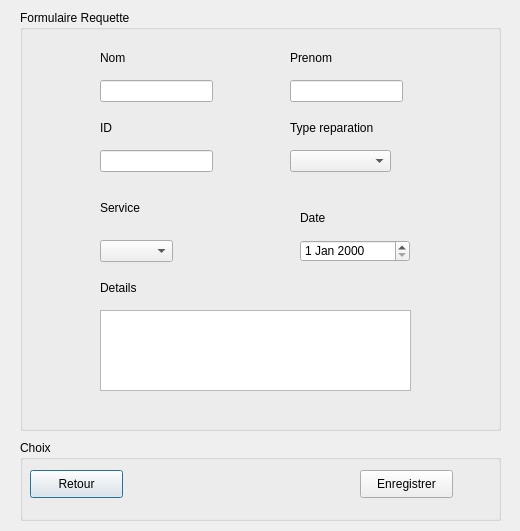
Qt form Khalil/addwidget.ui (khalil-ch/E-Health_2A1) before a commit.
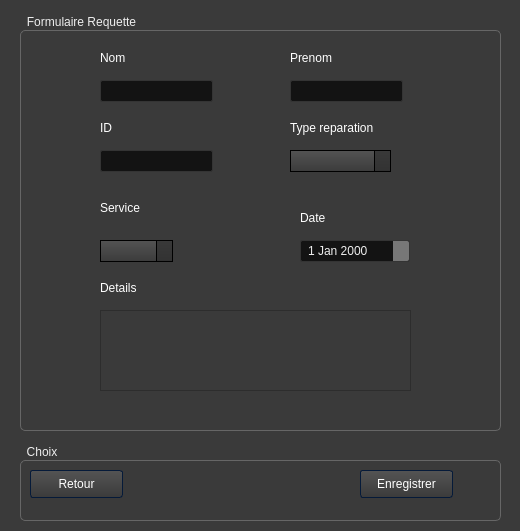
The same form after that commit. Icons and pictures are not drawn.

The edit to the form file:
```diff
--- a/Khalil/addwidget.ui
+++ b/Khalil/addwidget.ui
@@ -13,6 +13,964 @@
   <property name="windowTitle">
    <string>Dialog</string>
   </property>
+  <property name="styleSheet">
+   <string notr="true">/*-----QWidget-----*/
+QWidget
+{
+	background-color: #3a3a3a;
+	color: #fff;
+	selection-background-color: #b78620;
+	selection-color: #000;
+
+}
+
+
+/*-----QLabel-----*/
+QLabel
+{
+	background-color: transparent;
+	color: #fff;
+
+}
+
+
+/*-----QMenuBar-----*/
+QMenuBar 
+{
+	background-color: qlineargradient(spread:repeat, x1:1, y1:0, x2:1, y2:1, stop:0 rgba(57, 57, 57, 255),stop:1 rgba(50, 50, 50, 255));
+	border: 1px solid #000;
+	color: #fff;
+
+}
+
+
+QMenuBar::item 
+{
+	background-color: transparent;
+
+}
+
+
+QMenuBar::item:selected 
+{
+	background-color: rgba(183, 134, 32, 20%);
+	border: 1px solid #b78620;
+	color: #fff;
+
+}
+
+
+QMenuBar::item:pressed 
+{
+	background-color: rgb(183, 134, 32);
+	border: 1px solid #b78620;
+	color: #fff;
+
+}
+
+
+/*-----QMenu-----*/
+QMenu
+{
+    background-color: qlineargradient(spread:repeat, x1:1, y1:0, x2:1, y2:1, stop:0 rgba(57, 57, 57, 255),stop:1 rgba(50, 50, 50, 255));
+    border: 1px solid #222;
+    padding: 4px;
+	color: #fff;
+
+}
+
+
+QMenu::item
+{
+    background-color: transparent;
+    padding: 2px 20px 2px 20px;
+
+}
+
+
+QMenu::separator
+{
+   	background-color: rgb(183, 134, 32);
+	height: 1px;
+
+}
+
+
+QMenu::item:disabled
+{
+    color: #555;
+    background-color: transparent;
+    padding: 2px 20px 2px 20px;
+
+}
+
+
+QMenu::item:selected
+{
+	background-color: rgba(183, 134, 32, 20%);
+	border: 1px solid #b78620;
+	color: #fff;
+
+}
+
+
+/*-----QToolBar-----*/
+
+
+
+QToolBar::separator
+{
+	background-color: #2e2e2e;
+	width: 1px;
+
+}
+
+
+/*-----QToolButton-----*/
+QToolButton 
+{
+	background-color: transparent;
+	color: #fff;
+	padding: 5px;
+	padding-left: 8px;
+	padding-right: 8px;
+	margin-left: 1px;
+}
+
+
+QToolButton:hover
+{
+	background-color: rgba(183, 134, 32, 20%);
+	border: 1px solid #b78620;
+	color: #fff;
+	
+}
+
+
+QToolButton:pressed
+{
+	background-color: qlineargradient(spread:repeat, x1:1, y1:0, x2:1, y2:1, stop:0 rgba(57, 57, 57, 255),stop:1 rgba(50, 50, 50, 255));
+	border: 1px solid #b78620;
+
+}
+
+
+QToolButton:checked
+{
+	background-color: qlineargradient(spread:repeat, x1:1, y1:0, x2:1, y2:1, stop:0 rgba(57, 57, 57, 255),stop:1 rgba(50, 50, 50, 255));
+	border: 1px solid #222;
+}
+
+
+/*-----QPushButton-----*/
+QPushButton
+{
+	background-color: qlineargradient(spread:repeat, x1:1, y1:0, x2:1, y2:1, stop:0 rgba(84, 84, 84, 255),stop:1 rgba(59, 59, 59, 255));
+	color: #ffffff;
+	min-width: 80px;
+	border-style: solid;
+	border-width: 1px;
+	border-radius: 3px;
+	border-color: #051a39;
+	padding: 5px;
+
+}
+
+
+QPushButton::flat
+{
+	background-color: transparent;
+	border: none;
+	color: #fff;
+
+}
+
+
+QPushButton::disabled
+{
+	background-color: #404040;
+	color: #656565;
+	border-color: #051a39;
+
+}
+
+
+QPushButton::hover
+{
+	background-color: rgba(183, 134, 32, 20%);
+	border: 1px solid #b78620;
+
+}
+
+
+QPushButton::pressed
+{
+	background-color: qlineargradient(spread:repeat, x1:1, y1:0, x2:1, y2:1, stop:0 rgba(74, 74, 74, 255),stop:1 rgba(49, 49, 49, 255));
+	border: 1px solid #b78620;
+
+}
+
+
+QPushButton::checked
+{
+	background-color: qlineargradient(spread:repeat, x1:1, y1:0, x2:1, y2:1, stop:0 rgba(74, 74, 74, 255),stop:1 rgba(49, 49, 49, 255));
+	border: 1px solid #222;
+
+}
+
+
+/*-----QLineEdit-----*/
+QLineEdit
+{
+	background-color: #131313;
+	color : #eee;
+	border: 1px solid #343434;
+	border-radius: 2px;
+	padding: 3px;
+	padding-left: 5px;
+
+}
+
+
+/*-----QPlainTExtEdit-----*/
+QPlainTextEdit
+{
+	background-color: #131313;
+	color : #eee;
+	border: 1px solid #343434;
+	border-radius: 2px;
+	padding: 3px;
+	padding-left: 5px;
+
+}
+
+
+/*-----QTabBar-----*/
+QTabBar::tab
+{
+	background-color: qlineargradient(spread:repeat, x1:1, y1:0, x2:1, y2:1, stop:0 rgba(84, 84, 84, 255),stop:1 rgba(59, 59, 59, 255));
+	color: #ffffff;
+	border-style: solid;
+	border-width: 1px;
+	border-color: #666;
+	border-bottom: none;
+	padding: 5px;
+	padding-left: 15px;
+	padding-right: 15px;
+
+}
+
+
+QTabWidget::pane 
+{
+	background-color: red;
+	border: 1px solid #666;
+	top: 1px;
+
+}
+
+
+QTabBar::tab:last
+{
+	margin-right: 0; 
+
+}
+
+
+QTabBar::tab:first:!selected
+{
+	background-color: #0c0c0d;
+	margin-left: 0px;
+
+}
+
+
+QTabBar::tab:!selected
+{
+	color: #b1b1b1;
+	border-bottom-style: solid;
+	background-color: #0c0c0d;
+
+}
+
+
+QTabBar::tab:selected
+{
+	margin-bottom: 0px;
+
+}
+
+
+QTabBar::tab:!selected:hover
+{
+	border-top-color: #b78620;
+
+}
+
+
+/*-----QComboBox-----*/
+QComboBox
+{
+    background-color: qlineargradient(spread:repeat, x1:1, y1:0, x2:1, y2:1, stop:0 rgba(84, 84, 84, 255),stop:1 rgba(59, 59, 59, 255));
+    border: 1px solid #000;
+    padding-left: 6px;
+    color: #ffffff;
+    height: 20px;
+
+}
+
+
+QComboBox::disabled
+{
+	background-color: #404040;
+	color: #656565;
+	border-color: #051a39;
+
+}
+
+
+QComboBox:on
+{
+    background-color: #b78620;
+	color: #000;
+
+}
+
+
+QComboBox QAbstractItemView
+{
+    background-color: #383838;
+    color: #ffffff;
+    border: 1px solid black;
+    selection-background-color: #b78620;
+    outline: 0;
+
+}
+
+
+QComboBox::drop-down
+{
+	background-color: qlineargradient(spread:repeat, x1:1, y1:0, x2:1, y2:1, stop:0 rgba(57, 57, 57, 255),stop:1 rgba(50, 50, 50, 255));
+    subcontrol-origin: padding;
+    subcontrol-position: top right;
+    width: 15px;
+    border-left-width: 1px;
+    border-left-color: black;
+    border-left-style: solid; 
+
+}
+
+
+QComboBox::down-arrow
+{
+    image: url(://arrow-down.png);
+    width: 8px;
+    height: 8px;
+}
+
+
+/*-----QSpinBox &amp; QDateTimeEdit-----*/
+QSpinBox,
+QDateTimeEdit 
+{
+    background-color: #131313;
+	color : #eee;
+	border: 1px solid #343434;
+	padding: 3px;
+	padding-left: 5px;
+    border-radius : 2px;
+
+}
+
+
+QSpinBox::up-button, 
+QDateTimeEdit::up-button
+{
+	border-top-right-radius:2px;
+	background-color: #777777;
+    width: 16px; 
+    border-width: 1px;
+
+}
+
+
+QSpinBox::up-button:hover, 
+QDateTimeEdit::up-button:hover
+{
+	background-color: #585858;
+
+}
+
+
+QSpinBox::up-button:pressed, 
+QDateTimeEdit::up-button:pressed
+{
+	background-color: #252525;
+    width: 16px; 
+    border-width: 1px;
+
+}
+
+
+QSpinBox::up-arrow,
+QDateTimeEdit::up-arrow
+{
+    image: url(://arrow-up.png);
+    width: 7px;
+    height: 7px;
+
+}
+
+
+QSpinBox::down-button, 
+QDateTimeEdit::down-button
+{
+	border-bottom-right-radius:2px;
+	background-color: #777777;
+    width: 16px; 
+    border-width: 1px;
+
+}
+
+
+QSpinBox::down-button:hover, 
+QDateTimeEdit::down-button:hover
+{
+	background-color: #585858;
+
+}
+
+
+QSpinBox::down-button:pressed, 
+QDateTimeEdit::down-button:pressed
+{
+	background-color: #252525;
+    width: 16px; 
+    border-width: 1px;
+
+}
+
+
+QSpinBox::down-arrow,
+QDateTimeEdit::down-arrow
+{
+    image: url(://arrow-down.png);
+    width: 7px;
+    height: 7px;
+
+}
+
+
+/*-----QGroupBox-----*/
+QGroupBox 
+{
+    border: 1px solid;
+    border-color: #666666;
+	border-radius: 5px;
+    margin-top: 20px;
+
+}
+
+
+QGroupBox::title  
+{
+    background-color: transparent;
+    color: #eee;
+    subcontrol-origin: margin;
+    padding: 5px;
+	border-top-left-radius: 3px;
+	border-top-right-radius: 3px;
+
+}
+
+
+/*-----QHeaderView-----*/
+QHeaderView::section
+{
+    background-color: qlineargradient(spread:repeat, x1:1, y1:0, x2:1, y2:1, stop:0 rgba(60, 60, 60, 255),stop:1 rgba(50, 50, 50, 255));
+	border: 1px solid #000;
+    color: #fff;
+    text-align: left;
+	padding: 4px;
+	
+}
+
+
+QHeaderView::section:disabled
+{
+    background-color: #525251;
+    color: #656565;
+
+}
+
+
+QHeaderView::section:checked
+{
+    background-color: qlineargradient(spread:repeat, x1:1, y1:0, x2:1, y2:1, stop:0 rgba(60, 60, 60, 255),stop:1 rgba(50, 50, 50, 255));
+    color: #fff;
+
+}
+
+
+QHeaderView::section::vertical::first,
+QHeaderView::section::vertical::only-one
+{
+    border-top: 1px solid #353635;
+
+}
+
+
+QHeaderView::section::vertical
+{
+    border-top: 1px solid #353635;
+
+}
+
+
+QHeaderView::section::horizontal::first,
+QHeaderView::section::horizontal::only-one
+{
+    border-left: 1px solid #353635;
+
+}
+
+
+QHeaderView::section::horizontal
+{
+    border-left: 1px solid #353635;
+
+}
+
+
+QTableCornerButton::section
+{
+    background-color: qlineargradient(spread:repeat, x1:1, y1:0, x2:1, y2:1, stop:0 rgba(60, 60, 60, 255),stop:1 rgba(50, 50, 50, 255));
+	border: 1px solid #000;
+    color: #fff;
+
+}
+
+
+/*-----QTreeWidget-----*/
+QTreeView
+{
+	show-decoration-selected: 1;
+	alternate-background-color: #3a3a3a;
+	selection-color: #fff;
+	background-color: #2d2d2d;
+	border: 1px solid gray;
+	padding-top : 5px;
+	color: #fff;
+	font: 8pt;
+
+}
+
+
+QTreeView::item:selected
+{
+	color:#fff;
+	background-color: #b78620;
+	border-radius: 0px;
+
+}
+
+
+QTreeView::item:!selected:hover
+{
+    background-color: #262626;
+    border: none;
+    color: white;
+
+}
+
+
+QTreeView::branch:has-children:!has-siblings:closed,
+QTreeView::branch:closed:has-children:has-siblings 
+{
+	image: url(://tree-closed.png);
+
+}
+
+
+QTreeView::branch:open:has-children:!has-siblings,
+QTreeView::branch:open:has-children:has-siblings  
+{
+	image: url(://tree-open.png);
+
+}
+
+
+/*-----QListView-----*/
+QListView 
+{
+	background-color: qlineargradient(spread:repeat, x1:1, y1:0, x2:1, y2:1, stop:0 rgba(83, 83, 83, 255),stop:0.293269 rgba(81, 81, 81, 255),stop:0.634615 rgba(79, 79, 79, 255),stop:1 rgba(83, 83, 83, 255));
+    border : none;
+    color: white;
+    show-decoration-selected: 1; 
+    outline: 0;
+	border: 1px solid gray;
+
+}
+
+
+QListView::disabled 
+{
+	background-color: #656565;
+	color: #1b1b1b;
+    border: 1px solid #656565;
+
+}
+
+
+QListView::item 
+{
+	background-color: #2d2d2d;
+    padding: 1px;
+
+}
+
+
+QListView::item:alternate 
+{
+    background-color: #3a3a3a;
+
+}
+
+
+QListView::item:selected 
+{
+	background-color: #b78620;
+	border: 1px solid #b78620;
+	color: #fff;
+
+}
+
+
+QListView::item:selected:!active 
+{
+	background-color: #b78620;
+	border: 1px solid #b78620;
+	color: #fff;
+
+}
+
+
+QListView::item:selected:active 
+{
+	background-color: #b78620;
+	border: 1px solid #b78620;
+	color: #fff;
+
+}
+
+
+QListView::item:hover {
+    background-color: #262626;
+    border: none;
+    color: white;
+
+}
+
+
+/*-----QCheckBox-----*/
+QCheckBox
+{
+	background-color: transparent;
+    color: lightgray;
+	border: none;
+
+}
+
+
+QCheckBox::indicator
+{
+    background-color: #323232;
+    border: 1px solid darkgray;
+    width: 12px;
+    height: 12px;
+
+}
+
+
+QCheckBox::indicator:checked
+{
+    image:url(&quot;./ressources/check.png&quot;);
+	background-color: #b78620;
+    border: 1px solid #3a546e;
+
+}
+
+
+QCheckBox::indicator:unchecked:hover
+{
+	border: 1px solid #b78620; 
+
+}
+
+
+QCheckBox::disabled
+{
+	color: #656565;
+
+}
+
+
+QCheckBox::indicator:disabled
+{
+	background-color: #656565;
+	color: #656565;
+    border: 1px solid #656565;
+
+}
+
+
+/*-----QRadioButton-----*/
+QRadioButton 
+{
+	color: lightgray;
+	background-color: transparent;
+
+}
+
+
+QRadioButton::indicator::unchecked:hover 
+{
+	background-color: lightgray;
+	border: 2px solid #b78620;
+	border-radius: 6px;
+}
+
+
+QRadioButton::indicator::checked 
+{
+	border: 2px solid #b78620;
+	border-radius: 6px;
+	background-color: rgba(183,134,32,20%);  
+	width: 9px; 
+	height: 9px; 
+
+}
+
+
+/*-----QSlider-----*/
+QSlider::groove:horizontal 
+{
+	background-color: transparent;
+	height: 3px;
+
+}
+
+
+QSlider::sub-page:horizontal 
+{
+	background-color: #b78620;
+
+}
+
+
+QSlider::add-page:horizontal 
+{
+	background-color: #131313;
+
+}
+
+
+QSlider::handle:horizontal 
+{
+	background-color: #b78620;
+	width: 14px;
+	margin-top: -6px;
+	margin-bottom: -6px;
+	border-radius: 6px;
+
+}
+
+
+QSlider::handle:horizontal:hover 
+{
+	background-color: #d89e25;
+	border-radius: 6px;
+
+}
+
+
+QSlider::sub-page:horizontal:disabled 
+{
+	background-color: #bbb;
+	border-color: #999;
+
+}
+
+
+QSlider::add-page:horizontal:disabled 
+{
+	background-color: #eee;
+	border-color: #999;
+
+}
+
+
+QSlider::handle:horizontal:disabled 
+{
+	background-color: #eee;
+	border: 1px solid #aaa;
+	border-radius: 3px;
+
+}
+
+
+/*-----QScrollBar-----*/
+QScrollBar:horizontal
+{
+    border: 1px solid #222222;
+    background-color: #3d3d3d;
+    height: 15px;
+    margin: 0px 16px 0 16px;
+
+}
+
+
+QScrollBar::handle:horizontal
+{
+	background-color: qlineargradient(spread:repeat, x1:1, y1:0, x2:1, y2:1, stop:0 rgba(97, 97, 97, 255),stop:1 rgba(90, 90, 90, 255));
+	border: 1px solid #2d2d2d;
+    min-height: 20px;
+
+}
+
+
+QScrollBar::add-line:horizontal
+{
+	background-color: qlineargradient(spread:repeat, x1:1, y1:0, x2:1, y2:1, stop:0 rgba(97, 97, 97, 255),stop:1 rgba(90, 90, 90, 255));
+	border: 1px solid #2d2d2d;
+    width: 15px;
+    subcontrol-position: right;
+    subcontrol-origin: margin;
+
+}
+
+
+QScrollBar::sub-line:horizontal
+{
+	background-color: qlineargradient(spread:repeat, x1:1, y1:0, x2:1, y2:1, stop:0 rgba(97, 97, 97, 255),stop:1 rgba(90, 90, 90, 255));
+	border: 1px solid #2d2d2d;
+    width: 15px;
+    subcontrol-position: left;
+    subcontrol-origin: margin;
+
+}
+
+
+QScrollBar::right-arrow:horizontal
+{
+    image: url(://arrow-right.png);
+    width: 6px;
+    height: 6px;
+
+}
+
+
+QScrollBar::left-arrow:horizontal
+{
+    image: url(://arrow-left.png);
+    width: 6px;
+    height: 6px;
+
+}
+
+
+QScrollBar::add-page:horizontal, QScrollBar::sub-page:horizontal
+{
+    background: none;
+
+}
+
+
+QScrollBar:vertical
+{
+    background-color: #3d3d3d;
+    width: 16px;
+	border: 1px solid #2d2d2d;
+    margin: 16px 0px 16px 0px;
+
+}
+
+
+QScrollBar::handle:vertical
+{
+    background-color: qlineargradient(spread:repeat, x1:1, y1:0, x2:1, y2:1, stop:0 rgba(97, 97, 97, 255),stop:1 rgba(90, 90, 90, 255));
+	border: 1px solid #2d2d2d;
+    min-height: 20px;
+
+}
+
+
+QScrollBar::add-line:vertical
+{
+	background-color: qlineargradient(spread:repeat, x1:1, y1:0, x2:1, y2:1, stop:0 rgba(97, 97, 97, 255),stop:1 rgba(90, 90, 90, 255));
+	border: 1px solid #2d2d2d;
+    height: 15px;
+    subcontrol-position: bottom;
+    subcontrol-origin: margin;
+
+}
+
+
+QScrollBar::sub-line:vertical
+{
+	background-color: qlineargradient(spread:repeat, x1:1, y1:0, x2:1, y2:1, stop:0 rgba(97, 97, 97, 255),stop:1 rgba(90, 90, 90, 255));
+	border: 1px solid #2d2d2d;
+    height: 15px;
+    subcontrol-position: top;
+    subcontrol-origin: margin;
+
+}
+
+
+QScrollBar::up-arrow:vertical
+{
+    image: url(://arrow-up.png);
+    width: 6px;
+    height: 6px;
+
+}
+
+
+QScrollBar::down-arrow:vertical
+{
+    image: url(://arrow-down.png);
+    width: 6px;
+    height: 6px;
+
+}
+
+
+QScrollBar::add-page:vertical, QScrollBar::sub-page:vertical
+{
+    background: none;
+
+}
+
+
+/*-----QProgressBar-----*/
+QProgressBar
+{
+    border: 1px solid #666666;
+    text-align: center;
+	color: #000;
+	font-weight: bold;
+
+}
+
+
+QProgressBar::chunk
+{
+    background-color: #b78620;
+    width: 30px;
+    margin: 0.5px;
+
+}</string>
+  </property>
   <widget class="QGroupBox" name="groupBox_5">
    <property name="geometry">
     <rect>
```
